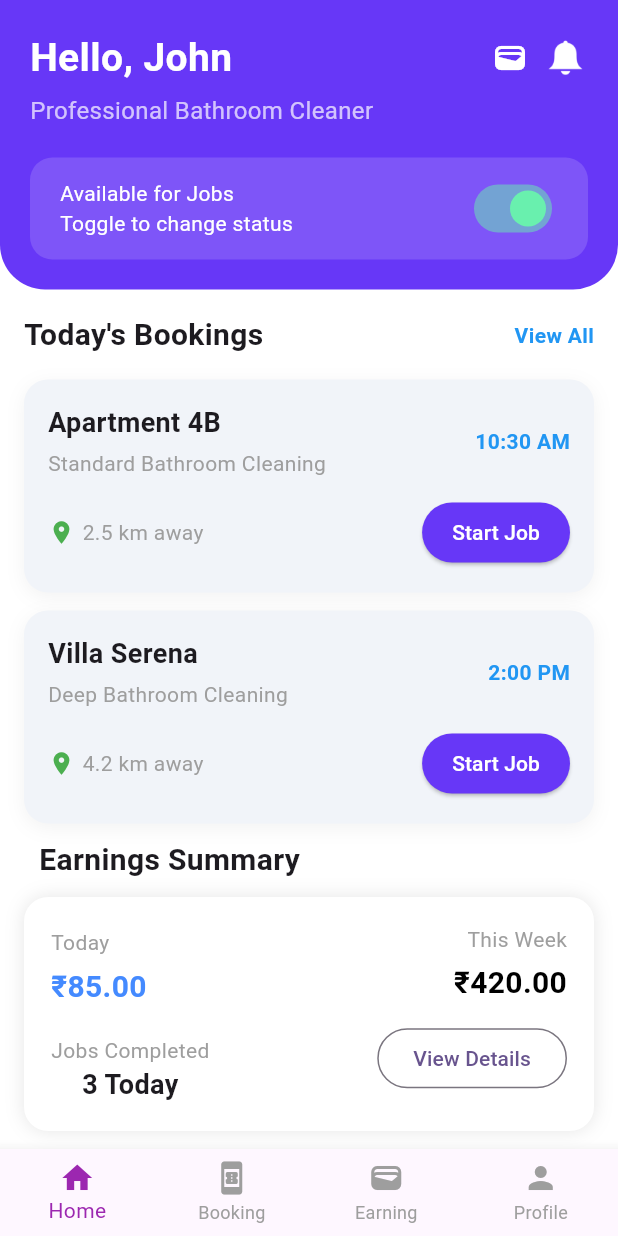
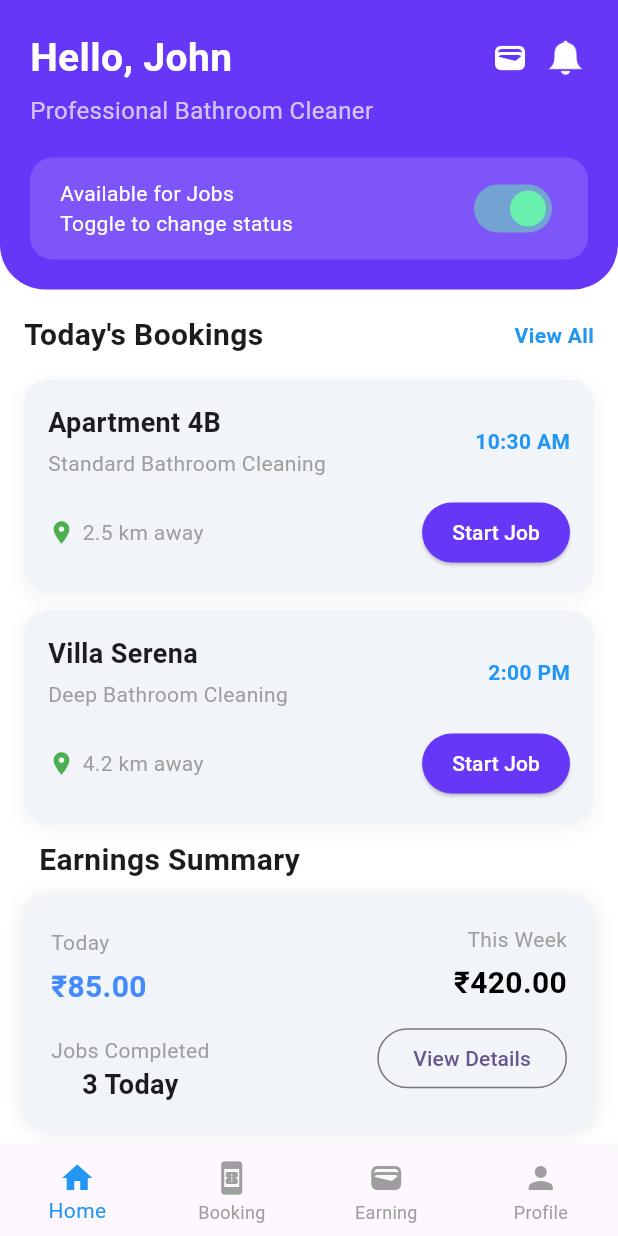
Before and after one commit to Akhi626052/acore_saaf_suthra, a Flutter app: the screen it shows after launch, on a phone screen of 412 x 824 dp. Run offline on Flutter 3.47's test engine with Material 3 defaults, Android fonts, the phone set to English and light mode, and no system bars.

Commit message:
Updated project files

```diff
--- a/lib/screens/home_screen.dart
+++ b/lib/screens/home_screen.dart
@@ -37,11 +37,11 @@ class _HomeScreenState extends State<HomeScreen> {
         body: selectedIndex == 0
             ? Column(
           children: [
-            _topHeader(home),   // ✅ Ab sirf Home me dikhenga
+            _topHeader(home),   // Ab sirf Home me dikhenga
             Expanded(child: _homeBody()),
           ],
         )
-            : screens[selectedIndex],   // ✅ Booking/Earning/Profile me header nahi aayega
+            : screens[selectedIndex],   // Booking/Earning/Profile me header nahi aayega
 
       ),
     );
@@ -189,7 +189,7 @@ class _HomeScreenState extends State<HomeScreen> {
 
 
 
-  // ✅ HOME TAB BODY
+  // HOME TAB BODY
   Widget _homeBody() {
     return SingleChildScrollView(
       padding: const EdgeInsets.all(16),
@@ -249,7 +249,7 @@ class _HomeScreenState extends State<HomeScreen> {
     );
   }
 
-  // ✅ BOTTOM NAVIGATION
+  // BOTTOM NAVIGATION
   Widget _bottomNavBar() {
     return BottomNavigationBar(
       type: BottomNavigationBarType.fixed,
@@ -260,7 +260,7 @@ class _HomeScreenState extends State<HomeScreen> {
         BottomNavigationBarItem(icon: Icon(Icons.wallet), label: "Earning"),
         BottomNavigationBarItem(icon: Icon(Icons.person), label: "Profile"),
       ],
-      selectedItemColor: Colors.purple,
+      selectedItemColor: Colors.blue,
       unselectedItemColor: Colors.grey,
       currentIndex: selectedIndex,
 
@@ -272,7 +272,7 @@ class _HomeScreenState extends State<HomeScreen> {
     );
   }
 
-  // ✅ TOP HEADER WIDGET
+  // TOP HEADER WIDGET
   Widget _topHeader(HomeProvider home) {
     return Container(
       padding: const EdgeInsets.all(20),
@@ -352,12 +352,13 @@ class _HomeScreenState extends State<HomeScreen> {
     );
   }
 
-  // ✅ EARNINGS SUMMARY BOX
+  // EARNINGS SUMMARY BOX
   Widget _earningsSummary() {
     return Container(
+
       padding: const EdgeInsets.all(18),
       decoration: BoxDecoration(
-        color: Colors.white,
+        color: Color(0xFFF1F4F9),
         borderRadius: BorderRadius.circular(16),
         boxShadow: [
           BoxShadow(
@@ -454,7 +455,7 @@ class _HomeScreenState extends State<HomeScreen> {
 
   }
 
-  // ✅ ACTIVITY ITEM WIDGET
+  // ACTIVITY ITEM WIDGET
   Widget _activityItem({
     required IconData icon,
     required Color color,
```
